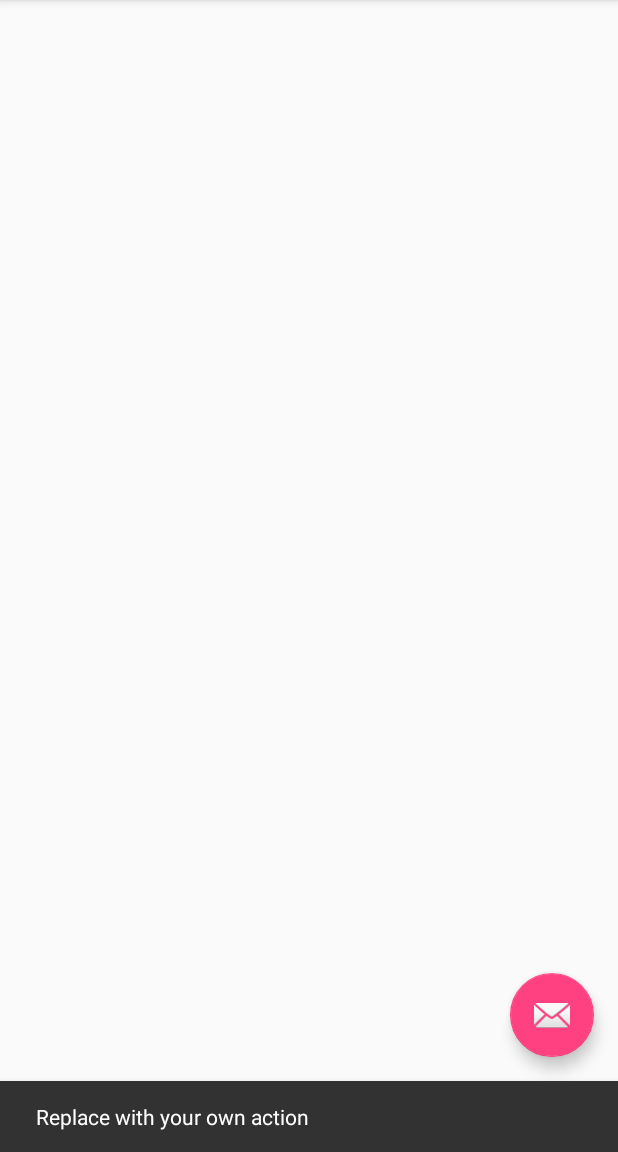
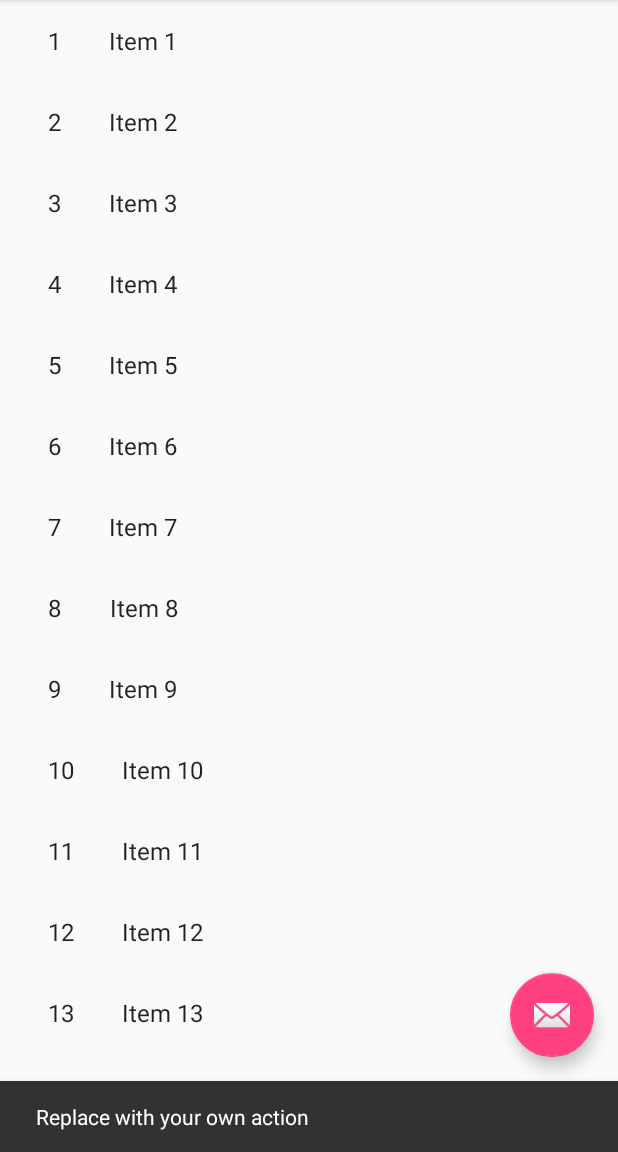
Before and after one commit to fabianlupa/and-popular-movies, an Android app: the screen it shows after launch (MoviesListActivity before the commit, MovieListActivity after it), after a tap on an icon or button, on a phone screen of 412 x 824 dp, the part 84-1236 px from its top. Run offline under Robolectric (Android 15) with nearby library versions, the phone set to English and light mode, and no system bars.

Commit message:
Revert "Databinding"

```diff
--- a/app/build.gradle
+++ b/app/build.gradle
@@ -3,10 +3,6 @@ apply plugin: 'com.android.application'
 android {
     compileSdkVersion 23
     buildToolsVersion "23.0.3"
-
-    dataBinding {
-        enabled = true
-    }
 
     defaultConfig {
         applicationId "com.flaiker.popularmovies"
@@ -30,6 +26,4 @@ dependencies {
     compile 'com.android.support:support-v4:23.2.1'
     compile 'com.android.support:recyclerview-v7:23.2.1'
     compile 'com.android.support:design:23.2.1'
-    compile 'me.tatarka.bindingcollectionadapter:bindingcollectionadapter:1.1.0'
-    compile 'me.tatarka.bindingcollectionadapter:bindingcollectionadapter-recyclerview:1.1.0'
 }
--- /dev/null
+++ b/app/src/main/java/com/flaiker/popularmovies/MovieListActivity.java
@@ -0,0 +1,142 @@
+package com.flaiker.popularmovies;
+
+import android.content.Context;
+import android.content.Intent;
+import android.os.Bundle;
+import android.support.annotation.NonNull;
+import android.support.v7.app.AppCompatActivity;
+import android.support.v7.widget.LinearLayoutManager;
+import android.support.v7.widget.RecyclerView;
+import android.support.v7.widget.Toolbar;
+import android.support.design.widget.FloatingActionButton;
+import android.support.design.widget.Snackbar;
+import android.view.LayoutInflater;
+import android.view.View;
+import android.view.ViewGroup;
+import android.widget.TextView;
+
+
+import com.flaiker.popularmovies.dummy.DummyContent;
+
+import java.util.List;
+
+/**
+ * An activity representing a list of Movies. This activity
+ * has different presentations for handset and tablet-size devices. On
+ * handsets, the activity presents a list of items, which when touched,
+ * lead to a {@link MovieDetailActivity} representing
+ * item details. On tablets, the activity presents the list of items and
+ * item details side-by-side using two vertical panes.
+ */
+public class MovieListActivity extends AppCompatActivity {
+
+    /**
+     * Whether or not the activity is in two-pane mode, i.e. running on a tablet
+     * device.
+     */
+    private boolean mTwoPane;
+
+    @Override
+    protected void onCreate(Bundle savedInstanceState) {
+        super.onCreate(savedInstanceState);
+        setContentView(R.layout.activity_movie_list);
+
+        Toolbar toolbar = (Toolbar) findViewById(R.id.toolbar);
+        setSupportActionBar(toolbar);
+        toolbar.setTitle(getTitle());
+
+        FloatingActionButton fab = (FloatingActionButton) findViewById(R.id.fab);
+        fab.setOnClickListener(new View.OnClickListener() {
+            @Override
+            public void onClick(View view) {
+                Snackbar.make(view, "Replace with your own action", Snackbar.LENGTH_LONG)
+                        .setAction("Action", null).show();
+            }
+        });
+
+        View recyclerView = findViewById(R.id.movie_list);
+        assert recyclerView != null;
+        setupRecyclerView((RecyclerView) recyclerView);
+
+        if (findViewById(R.id.movie_detail_container) != null) {
+            // The detail container view will be present only in the
+            // large-screen layouts (res/values-w900dp).
+            // If this view is present, then the
+            // activity should be in two-pane mode.
+            mTwoPane = true;
+        }
+    }
+
+    private void setupRecyclerView(@NonNull RecyclerView recyclerView) {
+        recyclerView.setAdapter(new SimpleItemRecyclerViewAdapter(DummyContent.ITEMS));
+    }
+
+    public class SimpleItemRecyclerViewAdapter
+            extends RecyclerView.Adapter<SimpleItemRecyclerViewAdapter.ViewHolder> {
+
+        private final List<DummyContent.DummyItem> mValues;
+
+        public SimpleItemRecyclerViewAdapter(List<DummyContent.DummyItem> items) {
+            mValues = items;
+        }
+
+        @Override
+        public ViewHolder onCreateViewHolder(ViewGroup parent, int viewType) {
+            View view = LayoutInflater.from(parent.getContext())
+                    .inflate(R.layout.movie_list_content, parent, false);
+            return new ViewHolder(view);
+        }
+
+        @Override
+        public void onBindViewHolder(final ViewHolder holder, int position) {
+            holder.mItem = mValues.get(position);
+            holder.mIdView.setText(mValues.get(position).id);
+            holder.mContentView.setText(mValues.get(position).content);
+
+            holder.mView.setOnClickListener(new View.OnClickListener() {
+                @Override
+                public void onClick(View v) {
+                    if (mTwoPane) {
+                        Bundle arguments = new Bundle();
+                        arguments.putString(MovieDetailFragment.ARG_ITEM_ID, holder.mItem.id);
+                        MovieDetailFragment fragment = new MovieDetailFragment();
+                        fragment.setArguments(arguments);
+                        getSupportFragmentManager().beginTransaction()
+                                .replace(R.id.movie_detail_container, fragment)
+                                .commit();
+                    } else {
+                        Context context = v.getContext();
+                        Intent intent = new Intent(context, MovieDetailActivity.class);
+                        intent.putExtra(MovieDetailFragment.ARG_ITEM_ID, holder.mItem.id);
+
+                        context.startActivity(intent);
+                    }
+                }
+            });
+        }
+
+        @Override
+        public int getItemCount() {
+            return mValues.size();
+        }
+
+        public class ViewHolder extends RecyclerView.ViewHolder {
+            public final View mView;
+            public final TextView mIdView;
+            public final TextView mContentView;
+            public DummyContent.DummyItem mItem;
+
+            public ViewHolder(View view) {
+                super(view);
+                mView = view;
+                mIdView = (TextView) view.findViewById(R.id.id);
+                mContentView = (TextView) view.findViewById(R.id.content);
+            }
+
+            @Override
+            public String toString() {
+                return super.toString() + " '" + mContentView.getText() + "'";
+            }
+        }
+    }
+}
--- /dev/null
+++ b/app/src/main/java/com/flaiker/popularmovies/dummy/DummyContent.java
@@ -0,0 +1,72 @@
+package com.flaiker.popularmovies.dummy;
+
+import java.util.ArrayList;
+import java.util.HashMap;
+import java.util.List;
+import java.util.Map;
+
+/**
+ * Helper class for providing sample content for user interfaces created by
+ * Android template wizards.
+ * <p>
+ * TODO: Replace all uses of this class before publishing your app.
+ */
+public class DummyContent {
+
+    /**
+     * An array of sample (dummy) items.
+     */
+    public static final List<DummyItem> ITEMS = new ArrayList<DummyItem>();
+
+    /**
+     * A map of sample (dummy) items, by ID.
+     */
+    public static final Map<String, DummyItem> ITEM_MAP = new HashMap<String, DummyItem>();
+
+    private static final int COUNT = 25;
+
+    static {
+        // Add some sample items.
+        for (int i = 1; i <= COUNT; i++) {
+            addItem(createDummyItem(i));
+        }
+    }
+
+    private static void addItem(DummyItem item) {
+        ITEMS.add(item);
+        ITEM_MAP.put(item.id, item);
+    }
+
+    private static DummyItem createDummyItem(int position) {
+        return new DummyItem(String.valueOf(position), "Item " + position, makeDetails(position));
+    }
+
+    private static String makeDetails(int position) {
+        StringBuilder builder = new StringBuilder();
+        builder.append("Details about Item: ").append(position);
+        for (int i = 0; i < position; i++) {
+            builder.append("\nMore details information here.");
+        }
+        return builder.toString();
+    }
+
+    /**
+     * A dummy item representing a piece of content.
+     */
+    public static class DummyItem {
+        public final String id;
+        public final String content;
+        public final String details;
+
+        public DummyItem(String id, String content, String details) {
+            this.id = id;
+            this.content = content;
+            this.details = details;
+        }
+
+        @Override
+        public String toString() {
+            return content;
+        }
+    }
+}
--- a/app/src/main/java/com/flaiker/popularmovies/models/Movie.java
+++ /dev/null
@@ -1,19 +0,0 @@
-package com.flaiker.popularmovies.models;
-
-public class Movie {
-    private final String id;
-    private final String name;
-
-    public Movie(String id, String name) {
-        this.id = id;
-        this.name = name;
-    }
-
-    public String getId() {
-        return id;
-    }
-
-    public String getName() {
-        return name;
-    }
-}
--- a/app/src/main/java/com/flaiker/popularmovies/viewmodels/MovieViewModel.java
+++ /dev/null
@@ -1,42 +0,0 @@
-package com.flaiker.popularmovies.viewmodels;
-
-import android.databinding.BaseObservable;
-import android.view.View;
-
-import com.flaiker.popularmovies.models.Movie;
-
-import java.util.ArrayList;
-import java.util.List;
-
-public class MovieViewModel extends BaseObservable {
-    private final Movie movie;
-    private List<Listener> listeners;
-
-    public MovieViewModel(Movie movie) {
-        this.listeners = new ArrayList<>();
-        this.movie = movie;
-    }
-
-    public String getId() {
-        return movie.getId();
-    }
-
-    public String getName() {
-        return movie.getName();
-    }
-
-    public void addListener(Listener listener) {
-        listeners.add(listener);
-    }
-
-    public final View.OnClickListener onClick = new View.OnClickListener() {
-        @Override
-        public void onClick(View v) {
-            for (Listener listener : listeners) listener.onClick(MovieViewModel.this);
-        }
-    };
-
-    public interface Listener {
-        void onClick(MovieViewModel movie);
-    }
-}
--- a/app/src/main/java/com/flaiker/popularmovies/viewmodels/MoviesViewModel.java
+++ /dev/null
@@ -1,53 +0,0 @@
-package com.flaiker.popularmovies.viewmodels;
-
-import android.databinding.BaseObservable;
-import android.databinding.Bindable;
-import android.databinding.ObservableArrayList;
-import android.databinding.ObservableList;
-
-import com.flaiker.popularmovies.BR;
-import com.flaiker.popularmovies.R;
-
-import java.util.ArrayList;
-import java.util.List;
-
-import me.tatarka.bindingcollectionadapter.ItemView;
-
-public class MoviesViewModel extends BaseObservable {
-    @Bindable
-    public final ObservableList<MovieViewModel> movies;
-    public final ItemView itemView = ItemView.of(BR.vm, R.layout.movie_list_content);
-
-    private List<InteractionListener> listeners;
-
-
-    public MoviesViewModel(List<MovieViewModel> movies) {
-        this.movies = new ObservableArrayList<>();
-        this.movies.addAll(movies);
-
-        listeners = new ArrayList<>();
-
-        for (MovieViewModel movie : this.movies)
-            movie.addListener(new MovieViewModel.Listener() {
-                @Override
-                public void onClick(MovieViewModel movie) {
-                    showDetail(movie);
-                }
-            });
-    }
-
-    public void showDetail(MovieViewModel movie) {
-        for (InteractionListener listener : listeners) listener.showDetail(movie.getId());
-    }
-
-    public void addInteractionListener(InteractionListener listener) {
-        if (listeners.contains(listener))
-            throw new IllegalArgumentException("Listener already registered.");
-
-        listeners.add(listener);
-    }
-
-    public interface InteractionListener {
-        void showDetail(String movieId);
-    }
-}
--- a/app/src/main/java/com/flaiker/popularmovies/views/MoviesListActivity.java
+++ /dev/null
@@ -1,74 +0,0 @@
-package com.flaiker.popularmovies.views;
-
-import android.content.Intent;
-import android.databinding.DataBindingUtil;
-import android.os.Bundle;
-import android.support.design.widget.FloatingActionButton;
-import android.support.design.widget.Snackbar;
-import android.support.v7.app.AppCompatActivity;
-import android.support.v7.widget.Toolbar;
-import android.view.View;
-
-import com.flaiker.popularmovies.R;
-import com.flaiker.popularmovies.databinding.ActivityMovieListBinding;
-import com.flaiker.popularmovies.models.Movie;
-import com.flaiker.popularmovies.viewmodels.MovieViewModel;
-import com.flaiker.popularmovies.viewmodels.MoviesViewModel;
-
-import java.util.ArrayList;
-import java.util.List;
-
-public class MoviesListActivity extends AppCompatActivity implements MoviesViewModel.InteractionListener {
-    private boolean twoPaneMode;
-
-    @Override
-    protected void onCreate(Bundle savedInstanceState) {
-        super.onCreate(savedInstanceState);
-        ActivityMovieListBinding binding =
-                DataBindingUtil.setContentView(this, R.layout.activity_movie_list);
-
-        List<MovieViewModel> movieList = new ArrayList<>();
-        movieList.add(new MovieViewModel(new Movie("1", "Movie1")));
-        movieList.add(new MovieViewModel(new Movie("2", "Movie2")));
-        movieList.add(new MovieViewModel(new Movie("3", "Movie3")));
-        MoviesViewModel vm = new MoviesViewModel(movieList);
-        vm.addInteractionListener(this);
-        binding.setVm(vm);
-        binding.executePendingBindings();
-
-
-        Toolbar toolbar = (Toolbar) findViewById(R.id.toolbar);
-        setSupportActionBar(toolbar);
-        toolbar.setTitle(getTitle());
-
-        FloatingActionButton fab = (FloatingActionButton) findViewById(R.id.fab);
-        fab.setOnClickListener(new View.OnClickListener() {
-            @Override
-            public void onClick(View view) {
-                Snackbar.make(view, "Replace with your own action", Snackbar.LENGTH_LONG)
-                        .setAction("Action", null).show();
-            }
-        });
-
-        if (findViewById(R.id.movie_detail_container) != null) {
-            twoPaneMode = true;
-        }
-    }
-
-    @Override
-    public void showDetail(String movieId) {
-        if (twoPaneMode) {
-            Bundle arguments = new Bundle();
-            arguments.putString(MovieDetailFragment.ARG_MOVIE_ID, movieId);
-            MovieDetailFragment fragment = new MovieDetailFragment();
-            fragment.setArguments(arguments);
-            getSupportFragmentManager().beginTransaction()
-                    .replace(R.id.movie_detail_container, fragment)
-                    .commit();
-        } else {
-            Intent intent = new Intent(this, MovieDetailActivity.class);
-            intent.putExtra(MovieDetailFragment.ARG_MOVIE_ID, movieId);
-            startActivity(intent);
-        }
-    }
-}
--- a/app/src/main/res/layout-w900dp/movie_list.xml
+++ b/app/src/main/res/layout-w900dp/movie_list.xml
@@ -1,11 +1,5 @@
-<layout xmlns:android="http://schemas.android.com/apk/res/android"
-    xmlns:app="http://schemas.android.com/apk/res-auto">
-    <data>
-        <variable
-            name="vm"
-            type="com.flaiker.popularmovies.viewmodels.MoviesViewModel" />
-    </data>
-    <LinearLayout
+<LinearLayout xmlns:android="http://schemas.android.com/apk/res/android"
+    xmlns:app="http://schemas.android.com/apk/res-auto"
     xmlns:tools="http://schemas.android.com/tools"
     android:layout_width="match_parent"
     android:layout_height="match_parent"
@@ -15,21 +9,24 @@
     android:divider="?android:attr/dividerHorizontal"
     android:orientation="horizontal"
     android:showDividers="middle"
-        tools:context="com.flaiker.popularmovies.views.MoviesListActivity">
+    tools:context="com.flaiker.popularmovies.MovieListActivity">
+
+    <!--
+    This layout is a two-pane layout for the Movies
+    master/detail flow.
+
+    -->
 
     <android.support.v7.widget.RecyclerView xmlns:android="http://schemas.android.com/apk/res/android"
         xmlns:tools="http://schemas.android.com/tools"
         android:id="@+id/movie_list"
-            android:name="com.flaiker.popularmovies.views.MovieListActivity"
+        android:name="com.flaiker.popularmovies.MovieListFragment"
         android:layout_width="@dimen/item_width"
         android:layout_height="match_parent"
         android:layout_marginLeft="16dp"
         android:layout_marginRight="16dp"
-            app:itemView="@{vm.itemView}"
-            app:items="@{vm.movies}"
-            app:layoutManager="GridLayoutManager"
-            app:spanCount="2"
-            tools:context="com.flaiker.popularmovies.views.MovieListActivity"
+        app:layoutManager="LinearLayoutManager"
+        tools:context="com.flaiker.popularmovies.MovieListActivity"
         tools:listitem="@layout/movie_list_content" />
 
     <FrameLayout
@@ -39,4 +36,3 @@
         android:layout_weight="3" />
 
 </LinearLayout>
-</layout>
--- a/app/src/main/res/layout/activity_movie_list.xml
+++ b/app/src/main/res/layout/activity_movie_list.xml
@@ -1,18 +1,11 @@
 <?xml version="1.0" encoding="utf-8"?>
-<layout xmlns:android="http://schemas.android.com/apk/res/android"
-    xmlns:bind="http://schemas.android.com/apk/res-auto">
-    <data>
-        <variable
-            name="vm"
-            type="com.flaiker.popularmovies.viewmodels.MoviesViewModel" />
-    </data>
-    <android.support.design.widget.CoordinatorLayout
+<android.support.design.widget.CoordinatorLayout xmlns:android="http://schemas.android.com/apk/res/android"
     xmlns:app="http://schemas.android.com/apk/res-auto"
     xmlns:tools="http://schemas.android.com/tools"
     android:layout_width="match_parent"
     android:layout_height="match_parent"
     android:fitsSystemWindows="true"
-        tools:context=".MovieListActivity">
+    tools:context=".MainActivity">
 
     <android.support.design.widget.AppBarLayout
         android:id="@+id/app_bar"
@@ -34,8 +27,7 @@
         android:layout_height="match_parent"
         app:layout_behavior="@string/appbar_scrolling_view_behavior">
 
-        <include layout="@layout/movie_list"
-            bind:vm="@{vm}" />
+        <include layout="@layout/movie_list" />
     </FrameLayout>
 
     <android.support.design.widget.FloatingActionButton
@@ -48,4 +40,3 @@
 
 
 </android.support.design.widget.CoordinatorLayout>
-</layout>
--- a/app/src/main/res/layout/movie_list.xml
+++ b/app/src/main/res/layout/movie_list.xml
@@ -1,22 +1,13 @@
 <?xml version="1.0" encoding="utf-8"?>
-<layout xmlns:android="http://schemas.android.com/apk/res/android"
-    xmlns:app="http://schemas.android.com/apk/res-auto">
-    <data>
-        <variable
-            name="vm"
-            type="com.flaiker.popularmovies.viewmodels.MoviesViewModel" />
-    </data>
-    <android.support.v7.widget.RecyclerView xmlns:tools="http://schemas.android.com/tools"
+<android.support.v7.widget.RecyclerView xmlns:android="http://schemas.android.com/apk/res/android"
+    xmlns:app="http://schemas.android.com/apk/res-auto"
+    xmlns:tools="http://schemas.android.com/tools"
     android:id="@+id/movie_list"
     android:name="com.flaiker.popularmovies.MovieListFragment"
     android:layout_width="match_parent"
     android:layout_height="match_parent"
     android:layout_marginLeft="16dp"
     android:layout_marginRight="16dp"
-        app:itemView="@{vm.itemView}"
-        app:items="@{vm.movies}"
-        app:layoutManager="GridLayoutManager"
-        app:spanCount="2"
+    app:layoutManager="LinearLayoutManager"
     tools:context="com.flaiker.popularmovies.MovieListActivity"
     tools:listitem="@layout/movie_list_content" />
-</layout>
--- a/app/src/main/res/values-v21/styles.xml
+++ b/app/src/main/res/values-v21/styles.xml
@@ -1,4 +1,4 @@
-<resources>
+<resources>>
 
     <style name="AppTheme.NoActionBar">
         <item name="windowActionBar">false</item>
```
Also changed, not shown: app/src/main/AndroidManifest.xml (+4 -4 lines), app/src/main/java/com/flaiker/popularmovies/MovieDetailActivity.java (renamed from app/src/main/java/com/flaiker/popularmovies/views/MovieDetailActivity.java, +29 -10 lines), app/src/main/java/com/flaiker/popularmovies/MovieDetailFragment.java (added, +69 -0 lines), app/src/main/java/com/flaiker/popularmovies/views/MovieDetailFragment.java (deleted, +0 -54 lines), app/src/main/res/layout/activity_movie_detail.xml (+2 -12 lines), app/src/main/res/layout/movie_detail.xml (+2 -11 lines), app/src/main/res/layout/movie_list_content.xml (+4 -16 lines). Lines whose indentation alone changed are shown as unchanged.
